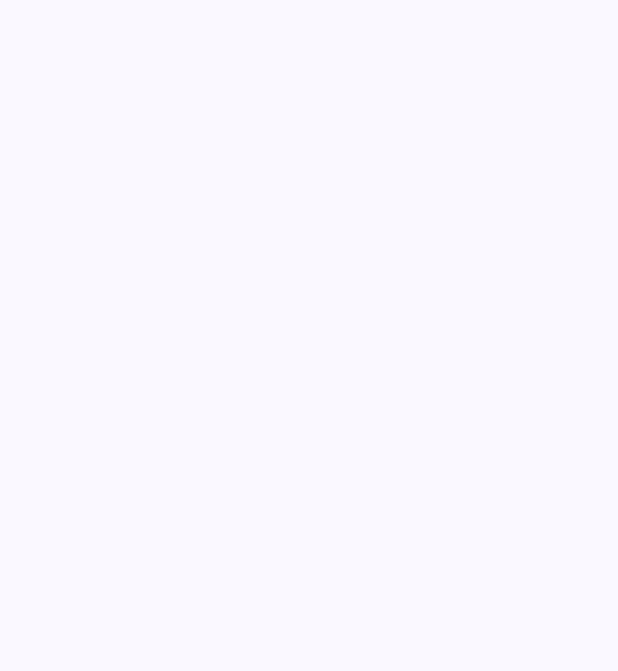
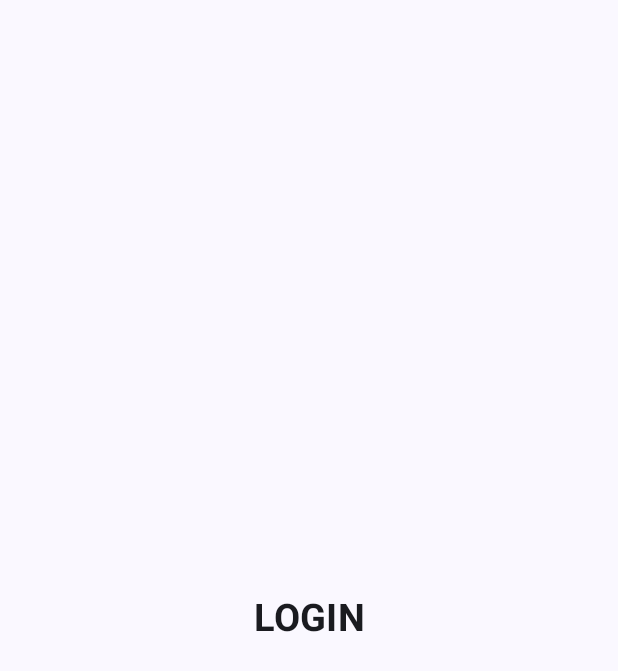
Before and after one commit to MuhammadKhalifRasyidi/QuestBasicComposable_062, an Android app built with Jetpack Compose: the screen it shows after launch (MainActivity), on a phone screen of 412 x 824 dp. Before the commit the part shown is empty. Shown: the top 671 px of the screen. Run offline under Robolectric (Android 15) with nearby library versions, the phone set to English and light mode, and no system bars.

Commit message:
Membuat Text 1 "LOGIN" dengan stylenya

```diff
--- a/app/src/main/java/com/example/questbasiccomposable/MainActivity.kt
+++ b/app/src/main/java/com/example/questbasiccomposable/MainActivity.kt
@@ -47,6 +47,10 @@ fun BasicCompose(modifier: Modifier = Modifier) {
         verticalArrangement = Arrangement.Center,
         modifier = Modifier.fillMaxSize()
     ){
+        Text(text = "LOGIN",
+            fontWeight = FontWeight.Bold,
+            fontSize = 25.sp
+        )
     }
 }
 
```
